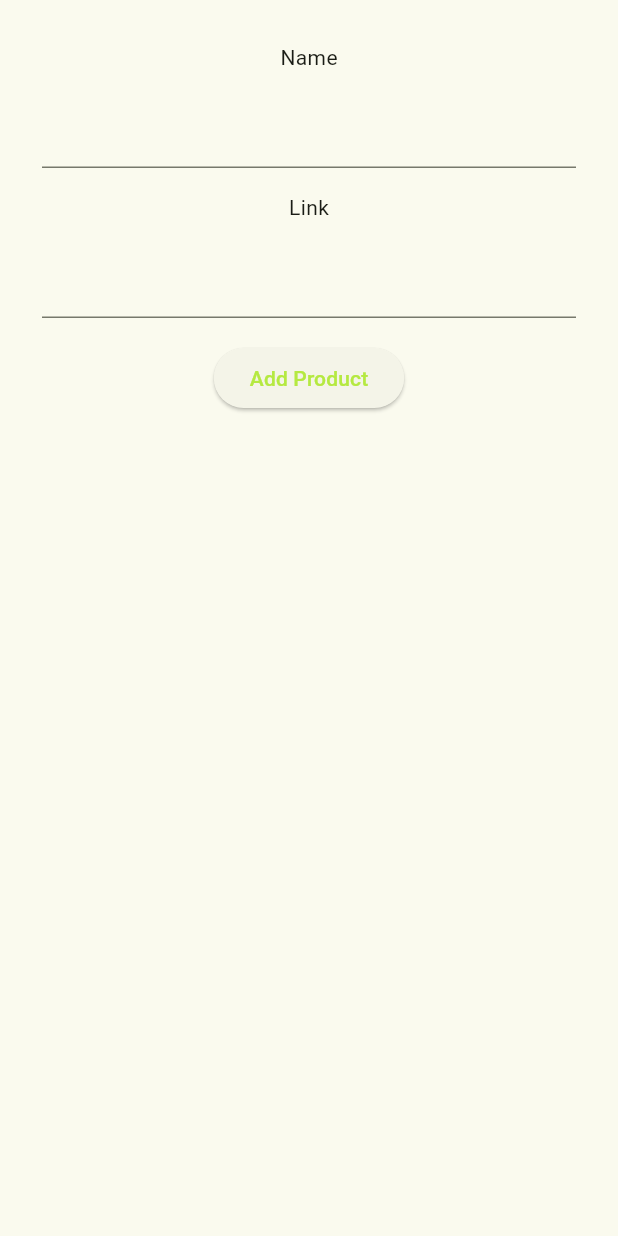
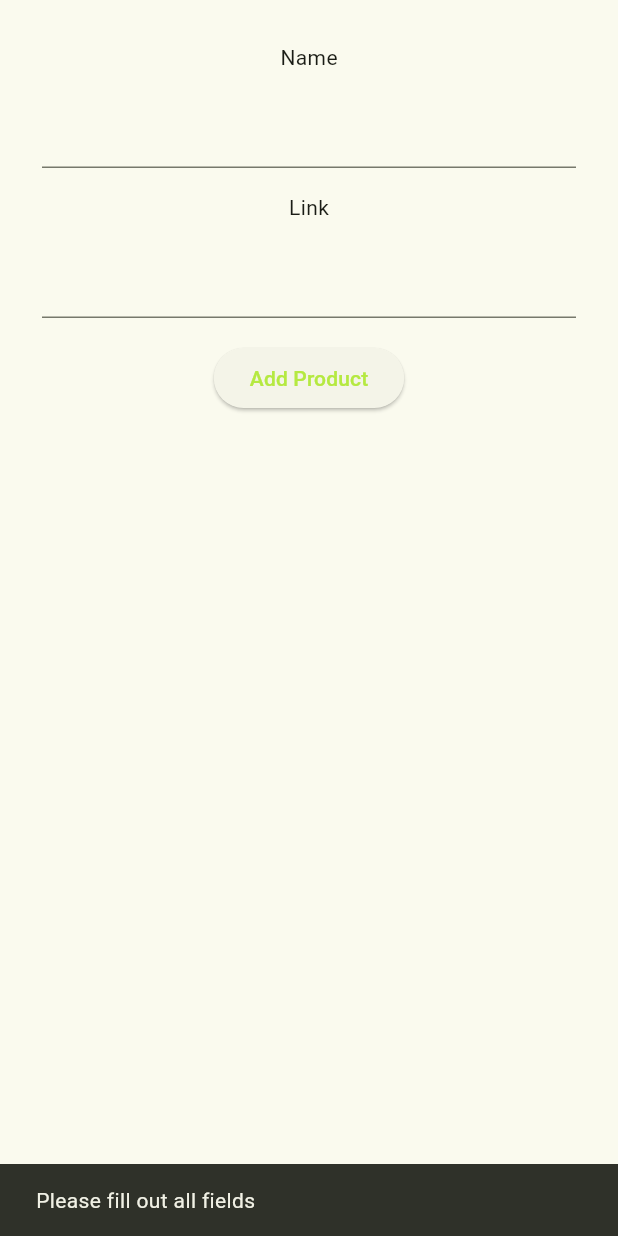
Before and after one commit to Narzgul/KA-Client, a Flutter app: the ProductSearch widget shown alone on an empty page, opened directly, after a tap on "Add Product", on a phone screen of 412 x 824 dp. Run offline on Flutter 3.47's test engine with Material 3 defaults, Android fonts, the phone set to English and light mode, and no system bars; our stand-ins replace fl_chart, get_it, shared_preferences, watch_it; accounts and stored records are empty; network calls fail.

Commit message:
add input validation and snackbars to product search

```diff
--- a/lib/product_search.dart
+++ b/lib/product_search.dart
@@ -47,7 +47,44 @@ class _ProductSearchState extends State<ProductSearch> {
             padding: const EdgeInsets.all(8.0),
             child: ElevatedButton(
               onPressed: () {
-                GetIt.I.get<APIConnection>().sendNewProduct(_name!, _link!);
+                if (_name == null ||
+                    _link == null ||
+                    _name!.isEmpty ||
+                    _link!.isEmpty) {
+                  ScaffoldMessenger.of(context).showSnackBar(
+                    const SnackBar(
+                      content: Text('Please fill out all fields'),
+                    ),
+                  );
+                  return;
+                }
+                if (_name!.contains(' ')) {
+                  ScaffoldMessenger.of(context).showSnackBar(
+                    const SnackBar(
+                      content: Text('Name cannot contain spaces'),
+                    ),
+                  );
+                  return;
+                }
+                if (!Uri.parse(_link!).isAbsolute) {
+                  ScaffoldMessenger.of(context).showSnackBar(
+                    const SnackBar(
+                      content: Text('Please enter a valid URL'),
+                    ),
+                  );
+                  return;
+                }
+
+                GetIt.I
+                    .get<APIConnection>()
+                    .sendNewProduct(_name!, _link!)
+                    .then((value) {
+                  ScaffoldMessenger.of(context).showSnackBar(
+                    const SnackBar(
+                      content: Text('Added product'),
+                    ),
+                  );
+                });
               },
               child: const Text('Add Product'),
             ),
```
Also changed, not shown: lib/api_connection.dart (+14 -0 lines).
